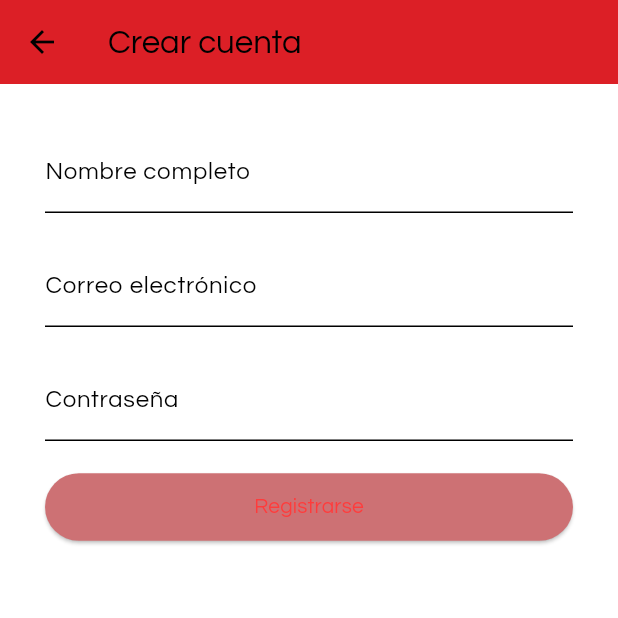
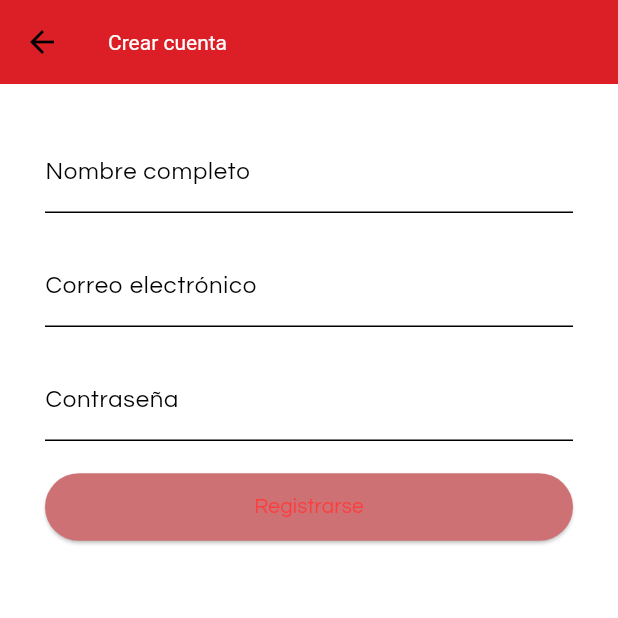
Before and after one commit to Maria-Mesa/AppJVADMIN, a Flutter app: the screen it shows after launch, after a tap on "¿No tienes cuenta? Regístrate aquí", on a phone screen of 412 x 824 dp, the top half of it. Run offline on Flutter 3.47's test engine with Material 3 defaults, Android fonts, the phone set to English and light mode, and no system bars; our stand-ins replace go_router, hugeicons.

```diff
--- a/lib/src/theme/light_theme.dart
+++ b/lib/src/core/theme/light_theme.dart
@@ -32,6 +32,10 @@ class AppLightTheme {
         linearTrackColor: Constants.secondaryColor,
         trackGap: Constants.defaultPadding,
       ),
+      appBarTheme: const AppBarTheme(
+        backgroundColor: Constants.primaryColor,
+        titleTextStyle: TextStyle(color: Colors.white),
+      ),
     );
   }
 }
--- /dev/null
+++ b/lib/src/core/theme/theme.dart
@@ -0,0 +1,2 @@
+export 'dark_theme.dart';
+export 'light_theme.dart';
--- a/lib/src/features/accounting/presentation/page/accounting_page.dart
+++ b/lib/src/features/accounting/presentation/page/accounting_page.dart
@@ -11,8 +11,7 @@ class _AccountingPageState extends State<AccountingPage> {
   @override
   Widget build(BuildContext context) {
     return Scaffold(
-      appBar: AppBar(title: const Text('Accounting')),
-      body: const Center(child: Text('Accounting Page')),
+      body: ListView(children: const <Widget>[Text('Panel principal')]),
     );
   }
 }
--- a/lib/src/features/app/presentation/page/app.dart
+++ b/lib/src/features/app/presentation/page/app.dart
@@ -1,6 +1,6 @@
 import 'package:flutter/material.dart';
 import 'package:helloworld/src/core/routes/app_routes.dart';
-import 'package:helloworld/src/theme/theme.dart';
+import 'package:helloworld/src/core/theme/theme.dart';
 
 class JVAdminApp extends StatefulWidget {
   const JVAdminApp({super.key});
--- a/lib/src/theme/theme.dart
+++ /dev/null
@@ -1,2 +0,0 @@
-export './dark_theme.dart';
-export './light_theme.dart';
```
Also changed, not shown: lib/src/core/theme/dark_theme.dart (renamed from lib/src/theme/dark_theme.dart), 3 other files.
